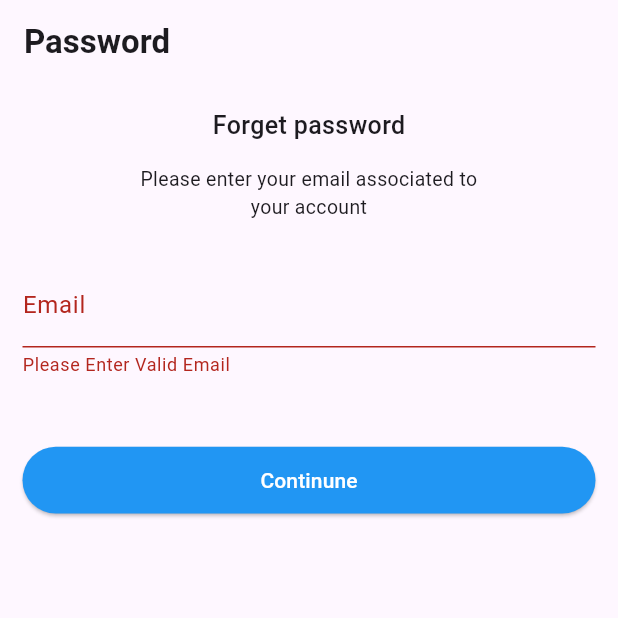
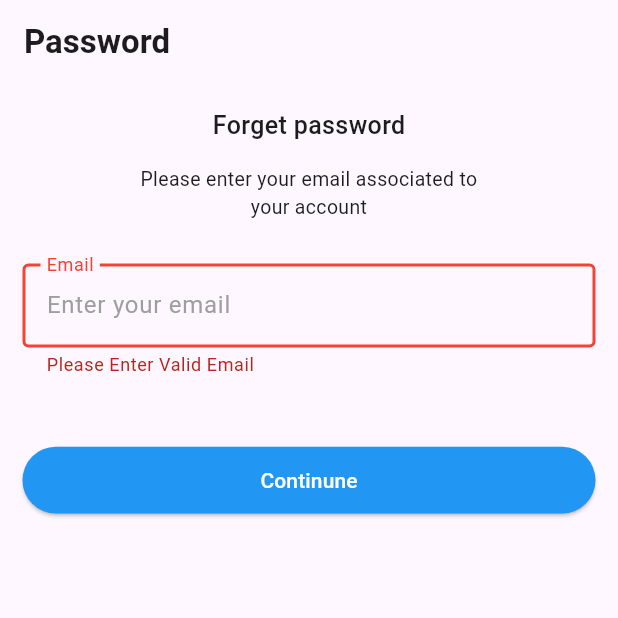
Before and after one commit to OmarAbdelgilil/Elevate_Ecommerce, a Flutter app: the screen it shows after launch, after a tap on "Continune", on a phone screen of 412 x 824 dp, the top half of it. Run offline on Flutter 3.47's test engine with Material 3 defaults, Android fonts, the phone set to English and light mode, and no system bars; our stand-ins replace dio, flutter_bloc, flutter_screenutil, get_it, injectable, retrofit; generated files the repository leaves out were written again.

Commit message:
fix:updated verify email field

```diff
--- a/lib/core/widgets/custom_textfield.dart
+++ b/lib/core/widgets/custom_textfield.dart
@@ -1,41 +1,69 @@
 import 'package:flutter/material.dart';
 
-class CustomtextField extends StatelessWidget {
+class CustomtextField extends StatefulWidget {
   final String hint;
-  final Function(String) onChange;
+  final Function(String)? onChange;
+  final TextEditingController controller;
   final bool? obscureText;
   final String lable;
-  const CustomtextField({
-    super.key,
-    required this.hint,
-    required this.onChange,
-    this.obscureText,
-    required this.lable,
-  });
+  final String? Function(String?)? validator;
+  final String? errorText;
+  const CustomtextField(
+      {super.key,
+      required this.hint,
+      this.onChange,
+      this.obscureText,
+      this.validator,
+      required this.lable,
+      required this.controller,
+      this.errorText});
+
+  @override
+  State<CustomtextField> createState() => _CustomtextFieldState();
+}
+
+class _CustomtextFieldState extends State<CustomtextField> {
+  bool hasError = false;
+  Color labelColor = Colors.grey;
+  String? _validate(String? value) {
+    final error = widget.validator != null
+        ? widget.validator!(value)
+        : (value!.isEmpty ? 'This field is required' : null);
+    if (error != null && error.isNotEmpty) {
+      setState(() {
+        labelColor = Colors.red;
+      });
+    }
+    return error;
+  }
 
   @override
   Widget build(BuildContext context) {
     return TextFormField(
-      obscureText: obscureText ?? false,
-      validator: (value) {
-        if (value!.isEmpty) {
-          return 'This field is required';
-        }
-        return null;
-      },
-      onChanged: onChange,
+      obscureText: widget.obscureText ?? false,
+      validator: _validate,
+      onChanged: widget.onChange,
+      controller: widget.controller,
       decoration: InputDecoration(
+        errorText: widget.errorText,
+        errorBorder: const OutlineInputBorder(
+          borderSide: BorderSide(color: Colors.red, width: 2.0),
+        ),
+        focusedErrorBorder: const OutlineInputBorder(
+          borderSide: BorderSide(color: Colors.red, width: 2.0),
+        ),
         enabledBorder: const OutlineInputBorder(
           borderSide: BorderSide(color: Colors.grey),
         ),
         focusedBorder: const OutlineInputBorder(
           borderSide: BorderSide(color: Colors.grey),
         ),
+        floatingLabelBehavior: FloatingLabelBehavior.always,
         label: Text(
-          lable,
-          style: const TextStyle(color: Colors.grey),
+          widget.lable,
+          style: TextStyle(color: labelColor),
         ),
-        hintText: hint,
+        hintText: widget.hint,
         hintStyle: const TextStyle(color: Colors.grey),
       ),
     );
--- a/lib/features/auth/forget_password/presentation/verify_email.dart
+++ b/lib/features/auth/forget_password/presentation/verify_email.dart
@@ -1,3 +1,4 @@
+import 'package:elevate_ecommerce/core/widgets/custom_textfield.dart';
 import 'package:elevate_ecommerce/features/auth/forget_password/presentation/app_button.dart';
 import 'package:flutter/material.dart';
 import 'package:flutter_screenutil/flutter_screenutil.dart';
@@ -39,14 +40,12 @@ class VerifyEmail extends StatelessWidget {
             SizedBox(
               height: 30.h,
             ),
-            TextFormField(
+            CustomtextField(
+              hint: 'Enter your email',
+              controller: emailController,
               validator: emailValidator,
-              controller: emailController,
-              decoration: InputDecoration(
-                  label: const Text('Email'),
-                  hintText: 'Enter your email',
-                  errorText:
-                      exception != null ? 'This Email is invalid ' : null),
+              lable: 'Email',
+              errorText: exception != null ? 'This Email is invalid ' : null,
             ),
             SizedBox(
               height: 50.h,
```
